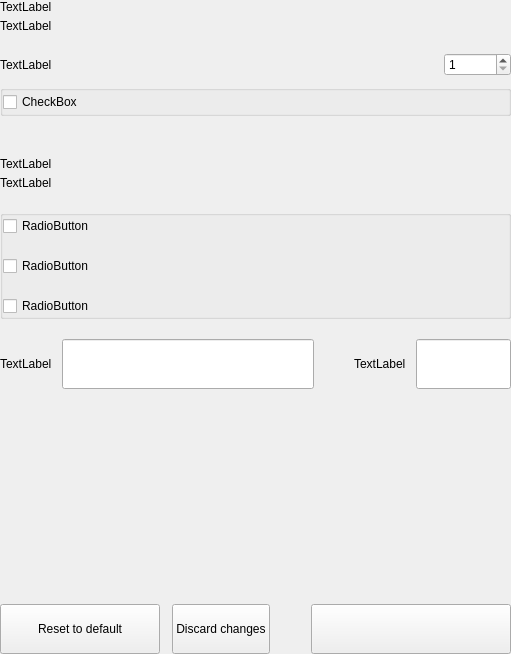
First picture: the form in src/qt/aezora/settings/forms/settingswalletoptionswidget.ui, repository decenomy/AZR, before the edit.
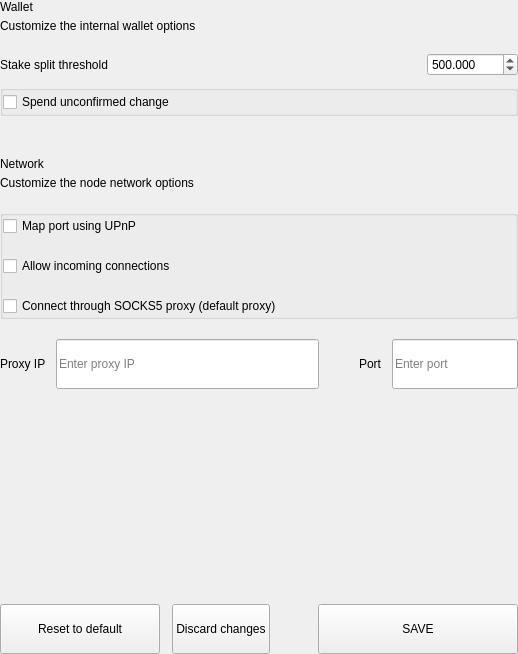
Second picture: the form after the edit.

```diff
--- a/src/qt/aezora/settings/forms/settingswalletoptionswidget.ui
+++ b/src/qt/aezora/settings/forms/settingswalletoptionswidget.ui
@@ -6,7 +6,7 @@
    <rect>
     <x>0</x>
     <y>0</y>
-    <width>511</width>
+    <width>518</width>
     <height>654</height>
    </rect>
   </property>
@@ -62,14 +62,14 @@
             <item>
              <widget class="QLabel" name="labelTitle">
               <property name="text">
-               <string>TextLabel</string>
+               <string>Wallet</string>
               </property>
              </widget>
             </item>
             <item>
              <widget class="QLabel" name="labelSubtitle1">
               <property name="text">
-               <string>TextLabel</string>
+               <string>Customize the internal wallet options</string>
               </property>
               <property name="wordWrap">
                <bool>true</bool>
@@ -104,7 +104,7 @@
           <item>
            <widget class="QLabel" name="labelTitleStake">
             <property name="text">
-             <string>TextLabel</string>
+             <string>Stake split threshold</string>
             </property>
            </widget>
           </item>
@@ -122,13 +122,19 @@
            </spacer>
           </item>
           <item>
-           <widget class="QSpinBox" name="spinBoxStakeSplitThreshold">
+           <widget class="QDoubleSpinBox" name="spinBoxStakeSplitThreshold">
+            <property name="decimals">
+             <number>3</number>
+            </property>
             <property name="minimum">
              <number>1</number>
             </property>
             <property name="maximum">
              <number>999999</number>
             </property>
+            <property name="value">
+             <number>500</number>
+            </property>
            </widget>
           </item>
          </layout>
@@ -157,7 +163,7 @@
            <item>
             <widget class="QCheckBox" name="radioButtonSpend">
              <property name="text">
-              <string>CheckBox</string>
+              <string>Spend unconfirmed change</string>
              </property>
             </widget>
            </item>
@@ -228,14 +234,14 @@
             <item>
              <widget class="QLabel" name="labelTitleNetwork">
               <property name="text">
-               <string>TextLabel</string>
+               <string>Network</string>
               </property>
              </widget>
             </item>
             <item>
              <widget class="QLabel" name="labelSubtitleNetwork">
               <property name="text">
-               <string>TextLabel</string>
+               <string>Customize the node network options</string>
               </property>
               <property name="wordWrap">
                <bool>true</bool>
@@ -286,21 +292,21 @@
            <item>
             <widget class="QCheckBox" name="checkBoxMap">
              <property name="text">
-              <string>RadioButton</string>
+              <string>Map port using UPnP</string>
              </property>
             </widget>
            </item>
            <item>
             <widget class="QCheckBox" name="checkBoxAllow">
              <property name="text">
-              <string>RadioButton</string>
+              <string>Allow incoming connections</string>
              </property>
             </widget>
            </item>
            <item>
             <widget class="QCheckBox" name="checkBoxConnect">
              <property name="text">
-              <string>RadioButton</string>
+              <string>Connect through SOCKS5 proxy (default proxy)</string>
              </property>
             </widget>
            </item>
@@ -336,7 +342,7 @@
             <item>
              <widget class="QLabel" name="labelSubtitleProxy">
               <property name="text">
-               <string>TextLabel</string>
+               <string>Proxy IP</string>
               </property>
              </widget>
             </item>
@@ -354,6 +360,9 @@
                 <height>50</height>
                </size>
               </property>
+              <property name="placeholderText">
+               <string>Enter proxy IP</string>
+              </property>
              </widget>
             </item>
            </layout>
@@ -379,7 +388,7 @@
             <item>
              <widget class="QLabel" name="labelSubtitlePort">
               <property name="text">
-               <string>TextLabel</string>
+               <string>Port</string>
               </property>
              </widget>
             </item>
@@ -397,6 +406,9 @@
                 <height>50</height>
                </size>
               </property>
+              <property name="placeholderText">
+               <string>Enter port</string>
+              </property>
              </widget>
             </item>
            </layout>
@@ -493,7 +505,7 @@
              <enum>Qt::NoFocus</enum>
             </property>
             <property name="text">
-             <string/>
+             <string>SAVE</string>
             </property>
            </widget>
           </item>
```
